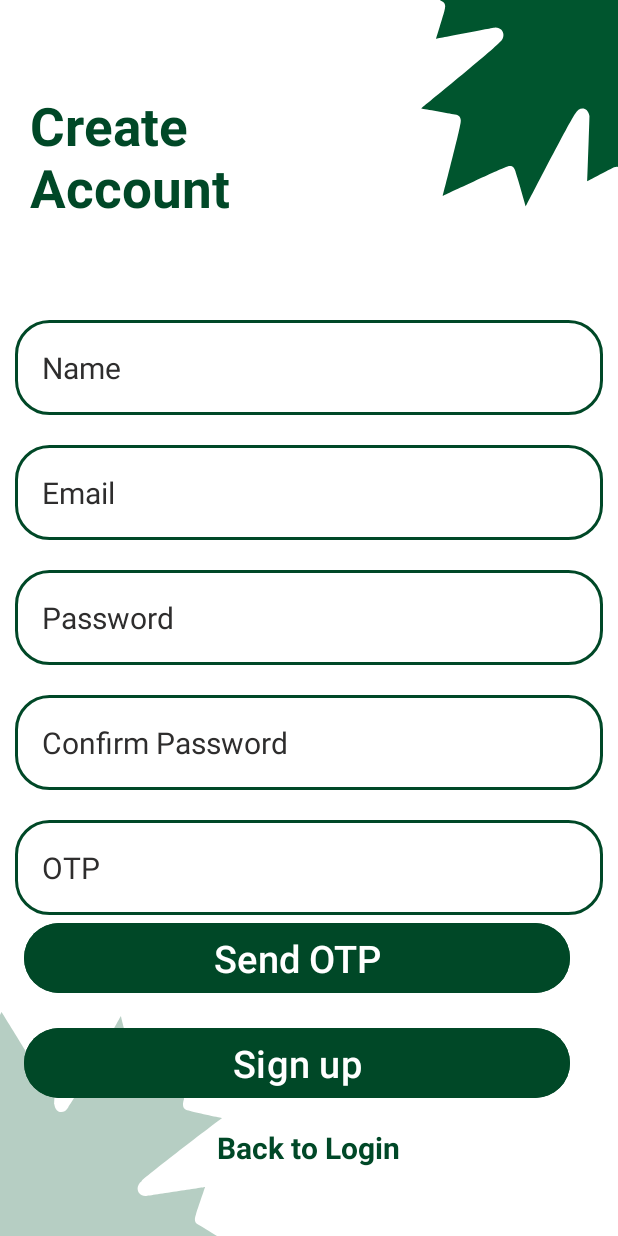
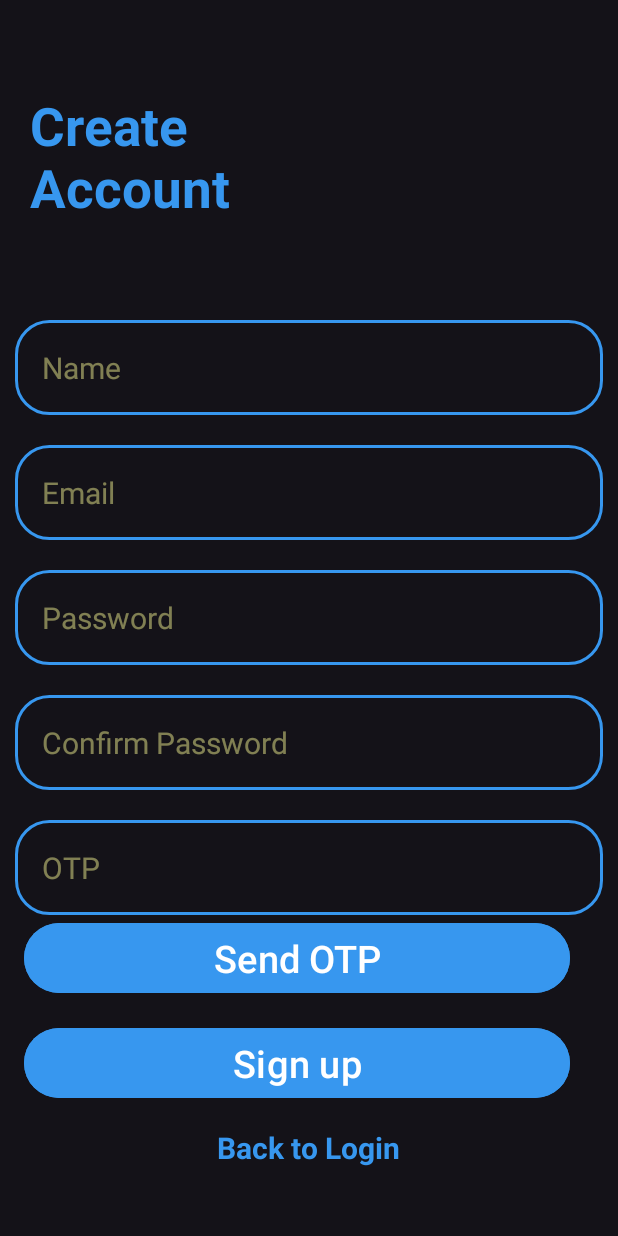
Before and after one commit to Manh-IT-K2/AppSocialNetwork, an Android app: the screen it shows after launch (FragmentReplacerActivity), after a tap on "Create Account, Sign Up", on a phone screen of 412 x 824 dp. Run offline under Robolectric (Android 15) with nearby library versions, the phone set to English and light mode, and no system bars; our stand-ins replace Firebase (no records; nobody signed in at launch, a user with empty details on screens opened directly); 2 statements that could not run were skipped; 3 other taps on this screen came first.

Commit message:
update ui

```diff
--- a/Backend/src/main/java/com/example/Backend/Service/User/UserImpl.java
+++ b/Backend/src/main/java/com/example/Backend/Service/User/UserImpl.java
@@ -64,11 +64,11 @@ public class UserImpl implements UserService{
     }
 
     @Override
-    public String sendOtp(String email) {
+    public ApiResponse<String> sendOtp(String email) {
         Query query = new Query(Criteria.where("email").gt(email));
         User user = mongoTemplate.findOne(query, User.class, "users");
         if(user != null){
-            return "Email đã được sử dụng";
+            return new ApiResponse<String>(false, "Email đã được sử dụng", "");
         }
         String CHARACTERS = "0123456789ABCDEFGHIJKLMNOPQRSTUVWXYZ";
         int OTP_LENGTH = 6;
@@ -85,6 +85,6 @@ public class UserImpl implements UserService{
         message.setSubject("OTP Verification");
         message.setText("Your OTP is: " + otp);
         javaMailSender.send(message);
-        return otp.toString();
+        return new ApiResponse<String>(true, "Mã OTP đã được gửi đến email của bạn" , otp.toString());
     }
 }
--- a/Backend/src/main/java/com/example/Backend/Service/User/UserService.java
+++ b/Backend/src/main/java/com/example/Backend/Service/User/UserService.java
@@ -10,5 +10,5 @@ import org.springframework.stereotype.Service;
 public interface UserService {
     void createAccount (RequestCreateAccount requestCreateAccount) throws Exception;
     ApiResponse<User> loginAccount (RequestLogin requestCreateLogin) throws Exception;
-    String sendOtp(String email);
+    ApiResponse<String> sendOtp(String email);
 }
--- a/Frontend/app/src/main/java/com/example/frontend/activities/SlashActivity.java
+++ b/Frontend/app/src/main/java/com/example/frontend/activities/SlashActivity.java
@@ -3,17 +3,44 @@ package com.example.frontend.activities;
 import androidx.appcompat.app.AppCompatActivity;
 
 import android.content.Intent;
+import android.graphics.Bitmap;
+import android.graphics.BitmapFactory;
+import android.graphics.Color;
 import android.os.Bundle;
 import android.os.Handler;
+import android.widget.ImageView;
 
 import com.example.frontend.R;
 
 public class SlashActivity extends AppCompatActivity {
 
+    ImageView imageView;
+
     @Override
     protected void onCreate(Bundle savedInstanceState) {
         super.onCreate(savedInstanceState);
         setContentView(R.layout.activity_slash);
+
+        imageView = findViewById(R.id.image_icon);
+        Bitmap originalBitmap = BitmapFactory.decodeResource(getResources(), R.drawable.icon_splash);
+        int width = originalBitmap.getWidth();
+        int height = originalBitmap.getHeight();
+        Bitmap resultBitmap = Bitmap.createBitmap(width, height, Bitmap.Config.ARGB_8888);
+
+        for (int i = 0; i < width; i++) {
+            for (int j = 0; j < height; j++) {
+                int pixel = originalBitmap.getPixel(i, j);
+
+                // Kiểm tra nếu pixel là màu nền (ví dụ: màu trắng)
+                if (pixel == Color.WHITE) {
+                    resultBitmap.setPixel(i, j, Color.TRANSPARENT); // Hoặc đặt thành màu khác
+                } else {
+                    resultBitmap.setPixel(i, j, pixel);
+                }
+            }
+        }
+
+        imageView.setImageBitmap(resultBitmap);
 
         new Handler().postDelayed(new Runnable() {
             @Override
--- a/Frontend/app/src/main/java/com/example/frontend/fragments/CreateAccountFragment.java
+++ b/Frontend/app/src/main/java/com/example/frontend/fragments/CreateAccountFragment.java
@@ -24,7 +24,7 @@ import com.example.frontend.viewModel.User.UserViewModel;
 import com.google.firebase.auth.FirebaseAuth;
 
 public class CreateAccountFragment extends Fragment {
-    //private UserViewModel userViewModel;
+    private UserViewModel userViewModel;
 
     private EditText nameET, emailET, passwordET, confirmPassET, otpET;
     private TextView loginTV;
@@ -42,15 +42,16 @@ public class CreateAccountFragment extends Fragment {
     @Override
     public View onCreateView(LayoutInflater inflater, ViewGroup container,
                              Bundle savedInstanceState) {
-        // Inflate the layout for this fragment
-        return inflater.inflate(R.layout.fragment_create_account, container, false);
+        View view = inflater.inflate(R.layout.fragment_create_account, container, false);
+        init(view);
+        clickListener();
+        return view;
     }
 
     @Override
     public void onViewCreated(@NonNull View view, @Nullable Bundle savedInstanceState) {
         super.onViewCreated(view, savedInstanceState);
-        init(view);
-        clickListener();
+        userViewModel = new ViewModelProvider(this).get(UserViewModel.class);
     }
 
     private void clickListener() {
@@ -102,9 +103,11 @@ public class CreateAccountFragment extends Fragment {
 
                 progressBar.setVisibility(View.VISIBLE);
 
-//                userViewModel.registerUser(new RequestCreateAccount(name, email,password));
-//                Toast.makeText(getActivity(), "Tạo tài khoản thành công", Toast.LENGTH_SHORT).show();
-//                progressBar.setVisibility(View.GONE);
+                userViewModel.registerUser(new RequestCreateAccount(name, email,password));
+                Toast.makeText(getActivity(), "Tạo tài khoản thành công", Toast.LENGTH_SHORT).show();
+                progressBar.setVisibility(View.GONE);
+
+                ((FragmentReplacerActivity) getActivity()).setFragment(new LoginFragment());
             }
         });
 
@@ -121,7 +124,6 @@ public class CreateAccountFragment extends Fragment {
     }
 
     private void init(View view) {
-        //userViewModel = new ViewModelProvider(this).get(UserViewModel.class);
         nameET = view.findViewById(R.id.nameET);
         emailET = view.findViewById(R.id.emailET);
         passwordET = view.findViewById(R.id.passwordET);
--- a/Frontend/app/src/main/java/com/example/frontend/service/UserService.java
+++ b/Frontend/app/src/main/java/com/example/frontend/service/UserService.java
@@ -1,6 +1,8 @@
 package com.example.frontend.service;
 
 import com.example.frontend.request.User.RequestCreateAccount;
+import com.example.frontend.response.ApiResponse.ApiResponse;
+import com.example.frontend.response.User.UserResponse;
 
 import retrofit2.Call;
 import retrofit2.http.Body;
@@ -10,7 +12,9 @@ import retrofit2.http.Query;
 
 public interface  UserService {
     @POST("/user/createAccount")
-    Call<String> registerUser(@Body RequestCreateAccount request);
+    Call<ApiResponse<Object>> registerUser(@Body RequestCreateAccount request);
+    @POST("/user/login")
+    Call<ApiResponse<Object>> login(@Body RequestCreateAccount request);
     @GET("/user/sendOTP")
-    Call<String> sendOTP(@Query("email") String email);
+    Call<ApiResponse<Object>> sendOTP(@Query("email") String email);
 }
--- a/Frontend/app/src/main/java/com/example/frontend/utils/CallApi.java
+++ b/Frontend/app/src/main/java/com/example/frontend/utils/CallApi.java
@@ -4,7 +4,15 @@ import retrofit2.Retrofit;
 import retrofit2.converter.gson.GsonConverterFactory;
 
 public class CallApi {
-    public static Retrofit retrofit = new Retrofit.Builder()
-            .baseUrl(Credentials.URL)
-            .addConverterFactory(GsonConverterFactory.create()).build();
+    private static Retrofit retrofit;
+
+    public static Retrofit getRetrofitInstance() {
+        if (retrofit == null) {
+            retrofit = new Retrofit.Builder()
+                    .baseUrl(Credentials.URL)
+                    .addConverterFactory(GsonConverterFactory.create())
+                    .build();
+        }
+        return retrofit;
+    }
 }
--- a/Frontend/app/src/main/java/com/example/frontend/viewModel/User/UserViewModel.java
+++ b/Frontend/app/src/main/java/com/example/frontend/viewModel/User/UserViewModel.java
@@ -1,19 +1,22 @@
 package com.example.frontend.viewModel.User;
 
+import androidx.lifecycle.MutableLiveData;
 import androidx.lifecycle.ViewModel;
 
 import com.example.frontend.repository.UserRepository;
 import com.example.frontend.request.User.RequestCreateAccount;
+import com.example.frontend.response.ApiResponse.ApiResponse;
 
 public class UserViewModel extends ViewModel {
     private UserRepository userRepository;
+    private MutableLiveData<ApiResponse<Object>> apiResponseLiveData;
 
     public UserViewModel() {
         userRepository = new UserRepository();
     }
 
     public void registerUser(RequestCreateAccount requestCreateAccount) {
-        userRepository.registerUser(requestCreateAccount);
+        apiResponseLiveData = userRepository.registerUser(requestCreateAccount);
     }
 
     public String sendOTP(String email) {
--- a/Frontend/app/src/main/res/drawable/text_box.xml
+++ b/Frontend/app/src/main/res/drawable/text_box.xml
@@ -3,6 +3,6 @@
     android:shape="rectangle">
     <corners android:radius="22dp"/>
     <stroke
-        android:color="@color/colorGreen"
+        android:color="@color/blue1"
         android:width="2dp"/>
 </shape>
--- a/Frontend/app/src/main/res/layout/fragment_create_account.xml
+++ b/Frontend/app/src/main/res/layout/fragment_create_account.xml
@@ -4,7 +4,6 @@
     xmlns:tools="http://schemas.android.com/tools"
     android:layout_width="match_parent"
     android:layout_height="match_parent"
-    android:background="@drawable/background"
     tools:context=".fragments.CreateAccountFragment">
 
     <TextView
@@ -13,7 +12,7 @@
         android:textStyle="bold"
         android:textSize="35sp"
         android:text="Create \nAccount"
-        android:textColor="@color/colorGreen"
+        android:textColor="@color/blue1"
         android:layout_marginTop="60dp"
         android:layout_marginLeft="20dp"
         android:layout_marginStart="20dp"
@@ -33,8 +32,8 @@
             android:layout_margin="10dp"
             android:background="@drawable/text_box"
             android:hint="Name"
-            android:textColor="@color/colorPrimaryDark"
-            android:textColorHint="@color/blackLite"
+            android:textColor="@color/white"
+            android:textColorHint="#77FFFF99"
             android:padding="18dp"
             android:textSize="20dp" />
 
@@ -44,8 +43,8 @@
             android:layout_height="wrap_content"
             android:layout_margin="10dp"
             android:background="@drawable/text_box"
-            android:textColor="@color/colorPrimaryDark"
-            android:textColorHint="@color/blackLite"
+            android:textColor="@color/white"
+            android:textColorHint="#77FFFF99"
             android:hint="Email"
             android:padding="18dp"
             android:textSize="20dp" />
@@ -58,8 +57,8 @@
             android:background="@drawable/text_box"
             android:hint="Password"
             android:inputType="textPassword"
-            android:textColor="@color/colorPrimaryDark"
-            android:textColorHint="@color/blackLite"
+            android:textColor="@color/white"
+            android:textColorHint="#77FFFF99"
             android:padding="18dp"
             android:textSize="20dp" />
 
@@ -71,8 +70,8 @@
             android:background="@drawable/text_box"
             android:hint="Confirm Password"
             android:inputType="textPassword"
-            android:textColor="@color/colorPrimaryDark"
-            android:textColorHint="@color/blackLite"
+            android:textColor="@color/white"
+            android:textColorHint="#77FFFF99"
             android:padding="18dp"
             android:textSize="20dp" />
 
@@ -84,8 +83,8 @@
             android:background="@drawable/text_box"
             android:hint="OTP"
             android:inputType="textPassword"
-            android:textColor="@color/colorPrimaryDark"
-            android:textColorHint="@color/blackLite"
+            android:textColor="@color/white"
+            android:textColorHint="#77FFFF99"
             android:padding="18dp"
             android:textSize="20dp"/>
     </LinearLayout>
@@ -105,7 +104,7 @@
         android:layout_height="wrap_content"
         android:text="Send OTP"
         android:layout_above="@+id/signUpBtn"
-        android:backgroundTint="#004827"
+        android:backgroundTint="@color/blue1"
         android:layout_marginStart="16dp"
         android:layout_marginEnd="32dp"
         android:textColor="#fff"
@@ -117,7 +116,7 @@
         android:layout_width="match_parent"
         android:layout_height="wrap_content"
         android:text="Sign up"
-        android:backgroundTint="#004827"
+        android:backgroundTint="@color/blue1"
         android:layout_marginStart="16dp"
         android:layout_marginEnd="32dp"
         android:textColor="#fff"
@@ -136,7 +135,7 @@
         android:text="Back to Login"
         android:textSize="20sp"
         android:textStyle="bold"
-        android:textColor="@color/colorGreen"
+        android:textColor="@color/blue1"
         />
 
 </RelativeLayout>
--- a/Frontend/app/src/main/res/values/colors.xml
+++ b/Frontend/app/src/main/res/values/colors.xml
@@ -11,6 +11,7 @@
     <color name = "navy_blue">#352e4f</color>
     <color name = "purple">#8c72ed</color>
     <color name = "blue">#45beb9</color>
+    <color name = "blue1">#3797EF</color>
     <color name = "red">#f55150</color>
     <color name = "green">#34d287</color>
     <color name = "grey">#e9e7f2</color>
```
Also changed, not shown: Backend/src/main/java/com/example/Backend/Controller/UserController.java (+6 -6 lines), Backend/src/main/java/com/example/Backend/Response/ApiResponse/ApiResponse.java (+5 -5 lines), Frontend/app/src/main/java/com/example/frontend/repository/UserRepository.java (+23 -23 lines), Frontend/app/src/main/java/com/example/frontend/response/ApiResponse/ApiResponse.java (added, +37 -0 lines), Frontend/app/src/main/java/com/example/frontend/response/User/UserResponse.java (added, +97 -0 lines), Frontend/app/src/main/res/layout/activity_slash.xml (+4 -4 lines), Frontend/app/src/main/res/layout/fragment_login.xml (+10 -6 lines).
